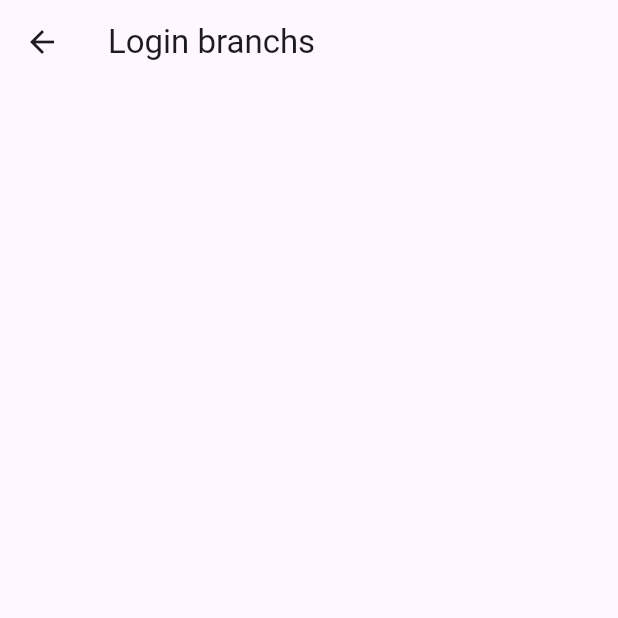
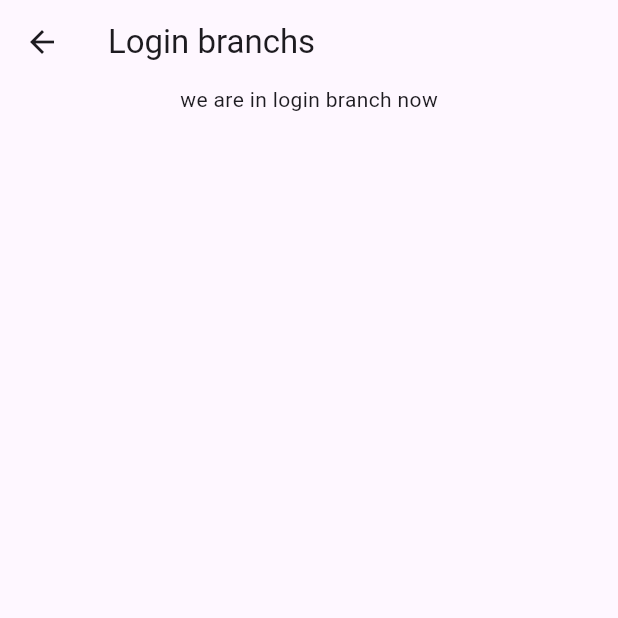
Before and after one commit to BakriCB9/testapp, a Flutter app: the EditFile screen opened directly, on a phone screen of 412 x 824 dp, the top half of it. Run offline on Flutter 3.47's test engine with Material 3 defaults, Android fonts, the phone set to English and light mode, and no system bars; our stand-ins replace bloc, equatable, flutter_bloc.

Commit message:
add some widget in body in file editFile

```diff
--- a/lib/navigator/common_folder/edit.dart
+++ b/lib/navigator/common_folder/edit.dart
@@ -9,6 +9,9 @@ class EditFile extends StatelessWidget {
       appBar: AppBar(
         title: const Text('Login branchs'),
       ),
+      body: Column(
+        children: [Container(), const Text('we are in login branch now')],
+      ),
     );
   }
 }
```
